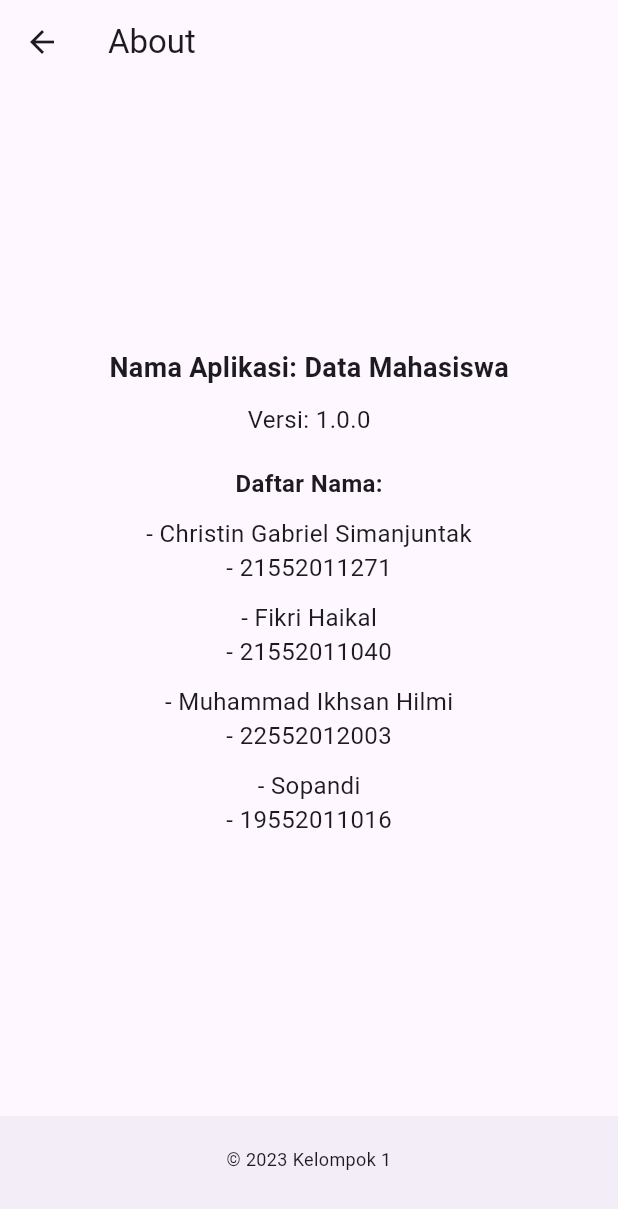
After one commit to fikrihaikall/student, a Flutter app: the screen it shows after launch, in the side drawer, after a tap on "About", on a phone screen of 412 x 824 dp. The commit adds this screen. Shown: the top 1209 px of the screen. Run offline on Flutter 3.47's test engine with Material 3 defaults, Android fonts, the phone set to English and light mode, and no system bars; our stand-ins replace rxdart; network calls fail.

Commit message:
add about screen

```diff
--- /dev/null
+++ b/lib/Screens/aboutscreen.dart
@@ -0,0 +1,68 @@
+import 'package:flutter/material.dart';
+
+class AboutPage extends StatelessWidget {
+  @override
+  Widget build(BuildContext context) {
+    return Scaffold(
+      appBar: AppBar(
+        title: const Text('About'),
+      ),
+      body: Center(
+        child: Padding(
+          padding: const EdgeInsets.all(16.0),
+          child: Column(
+            mainAxisAlignment: MainAxisAlignment.center,
+            crossAxisAlignment: CrossAxisAlignment.center,
+            children: [
+              Text(
+                'Nama Aplikasi: Data Mahasiswa',
+                style: TextStyle(fontSize: 18, fontWeight: FontWeight.bold),
+              ),
+              const SizedBox(height: 10),
+              Text(
+                'Versi: 1.0.0',
+                style: TextStyle(fontSize: 16),
+              ),
+              const SizedBox(height: 20),
+              Text(
+                'Daftar Nama:',
+                style: TextStyle(fontSize: 16, fontWeight: FontWeight.bold),
+              ),
+              const SizedBox(height: 10),
+              _buildNameList(),
+            ],
+          ),
+        ),
+      ),
+      bottomNavigationBar: BottomAppBar(
+        child: Padding(
+          padding: const EdgeInsets.all(8.0),
+          child: Text(
+            '© 2023 Kelompok 1',
+            textAlign: TextAlign.center,
+            style: TextStyle(fontSize: 12),
+          ),
+        ),
+      ),
+    );
+  }
+
+  Widget _buildNameList() {
+    List<String> names = ['Christin Gabriel Simanjuntak', 'Fikri Haikal', 'Muhammad Ikhsan Hilmi', 'Sopandi'];
+    List<String> npm = ['21552011271', '21552011040', '22552012003', '19552011016'];
+
+    List<Widget> listWidgets = [];
+
+    for (int i = 0; i < names.length; i++) {
+      listWidgets.addAll([
+        Text('- ${names[i]}', style: TextStyle(fontSize: 16)),
+        Text('- ${npm[i]}', style: TextStyle(fontSize: 16)),
+        const SizedBox(height: 10),
+      ]);
+    }
+
+    return Column(
+      children: listWidgets,
+    );
+  }
+}
--- a/lib/main.dart
+++ b/lib/main.dart
@@ -1,5 +1,6 @@
 import 'package:flutter/material.dart';
 import 'package:students_details/Screens/studentdetailsscreen.dart';
+import 'package:students_details/Screens/aboutscreen.dart';
 
 void main() {
   runApp(const MyApp());
@@ -88,6 +89,18 @@ class _SidebarLayoutState extends State<SidebarLayout> {
                 );
               },
             ),
+            ListTile(
+              title: const Text('About'),
+              onTap: () {
+                Navigator.pop(context);
+                Navigator.push(
+                  context,
+                  MaterialPageRoute(
+                    builder: (context) => AboutPage(),
+                  ),
+                );
+              },
+            ),
             // Tambahkan lebih banyak item ListTile untuk layar atau fungsionalitas lainnya
           ],
         ),
```
